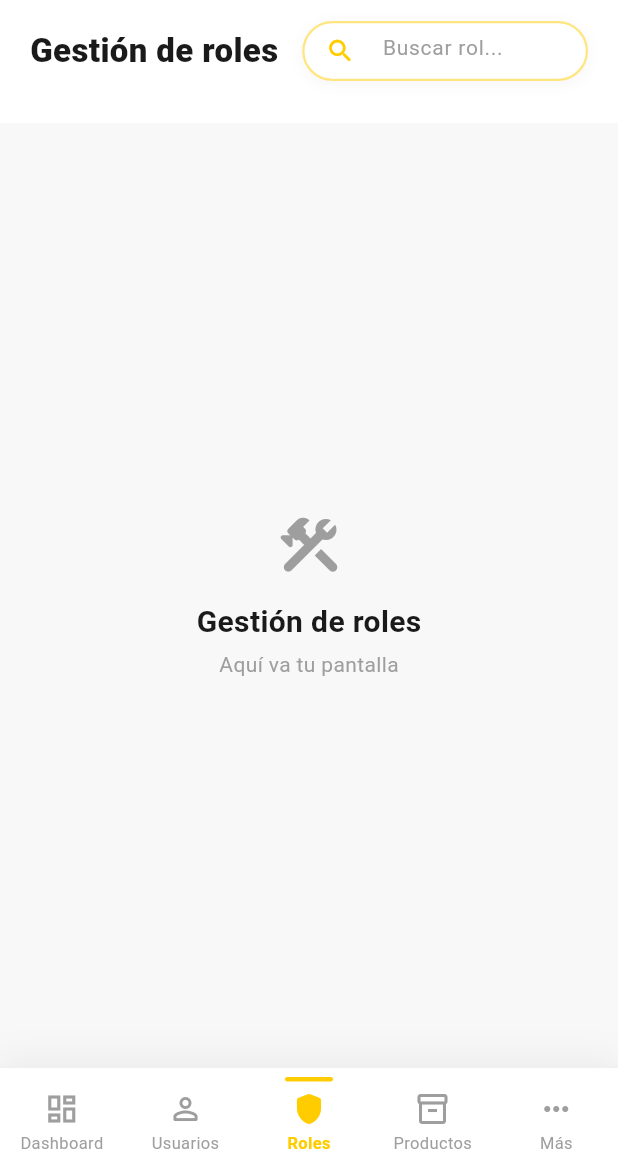
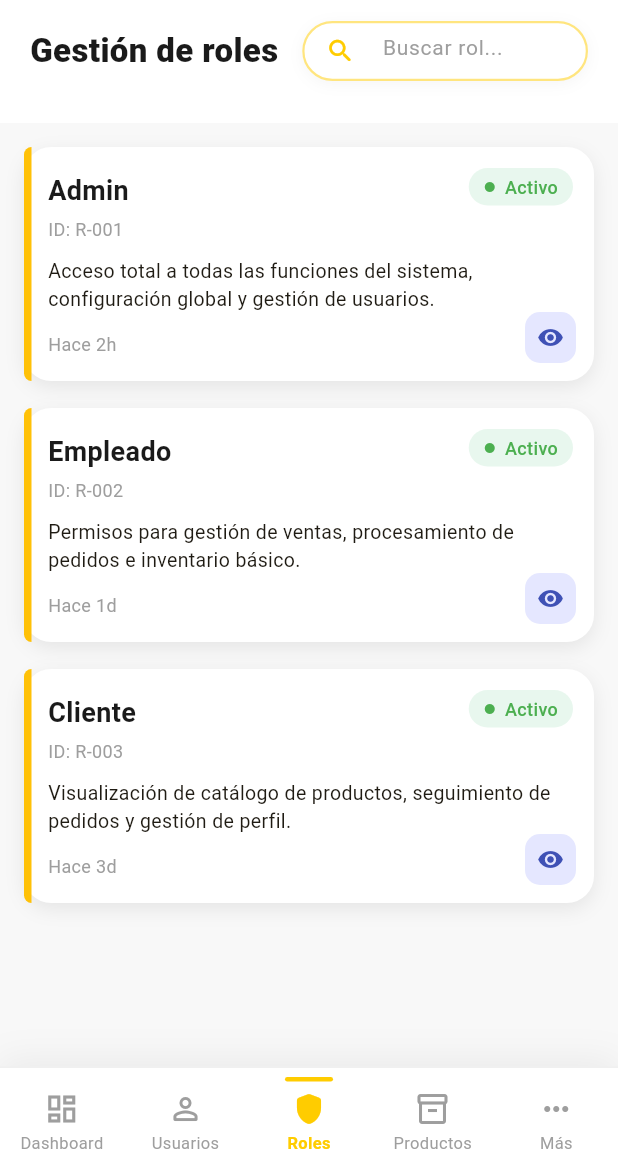
Before and after one commit to Emanuel-24/ElectroSoft-Mobile, a Flutter app: the screen it shows after launch, item 3 of the bottom bar chosen, on a phone screen of 412 x 824 dp, the part 72-1236 px from its top. Run offline on Flutter 3.47's test engine with Material 3 defaults, Android fonts, the phone set to English and light mode, and no system bars.

Commit message:
create roles

```diff
--- a/lib/main.dart
+++ b/lib/main.dart
@@ -1,6 +1,7 @@
 import 'package:flutter/material.dart';
 import 'widgets/widgets.dart';
 import 'theme/app_theme.dart';
+import 'screens/roles_screen.dart';
 
 void main() {
   runApp(const ElectroSoftApp());
@@ -24,7 +25,6 @@ class ElectroSoftApp extends StatelessWidget {
   }
 }
 
-/// MainShell — Pantalla raíz. Integra navbar + menú inferior.
 class MainShell extends StatefulWidget {
   const MainShell({super.key});
 
@@ -56,9 +56,7 @@ class _MainShellState extends State<MainShell> {
         showSearch: _showSearch,
         searchHint: _currentHint,
         onSearch: (value) => setState(() => _searchQuery = value),
-        onAvatarTap: () {
-          // TODO: navegar a perfil de usuario
-        },
+        onAvatarTap: () {},
       ),
       body: _buildCurrentPage(),
       bottomNavigationBar: ElectroBottomNav(
@@ -73,24 +71,25 @@ class _MainShellState extends State<MainShell> {
   }
 
   Widget _buildCurrentPage() {
-    return Center(
-      child: Column(
-        mainAxisSize: MainAxisSize.min,
-        children: [
-          const Icon(Icons.construction_rounded, size: 48, color: AppTheme.textMuted),
-          const SizedBox(height: 12),
-          Text(
-            _currentTitle,
-            style: const TextStyle(fontSize: 20, fontWeight: FontWeight.w700, color: AppTheme.textDark),
-          ),
-          const SizedBox(height: 4),
-          Text(
-            _searchQuery.isEmpty ? 'Aquí va tu pantalla' : 'Buscando: "$_searchQuery"',
-            style: const TextStyle(color: AppTheme.textMuted),
-          ),
-        ],
-      ),
-    );
+    switch (_currentIndex) {
+      case 0:
+        return const Center(child: Text("Dashboard"));
+
+      case 1:
+        return const Center(child: Text("Usuarios"));
+
+      case 2:
+        return const RolesScreen();
+
+      case 3:
+        return const Center(child: Text("Productos"));
+
+      case 4:
+        return const Center(child: Text("Más opciones"));
+
+      default:
+        return const SizedBox();
+    }
   }
 }
 
@@ -98,5 +97,10 @@ class _PageConfig {
   final String title;
   final String searchHint;
   final bool showSearch;
-  const _PageConfig({required this.title, this.searchHint = 'Buscar...', this.showSearch = true});
+
+  const _PageConfig({
+    required this.title,
+    this.searchHint = 'Buscar...',
+    this.showSearch = true,
+  });
 }
--- /dev/null
+++ b/lib/screens/roles_screen.dart
@@ -0,0 +1,177 @@
+import 'package:flutter/material.dart';
+import '../theme/app_theme.dart';
+
+class RolesScreen extends StatelessWidget {
+  const RolesScreen({super.key});
+
+  @override
+  Widget build(BuildContext context) {
+    return ListView(
+      padding: const EdgeInsets.all(16),
+      children: const [
+        RoleCard(
+          title: "Admin",
+          id: "R-001",
+          description:
+              "Acceso total a todas las funciones del sistema, configuración global y gestión de usuarios.",
+          time: "Hace 2h",
+        ),
+        RoleCard(
+          title: "Empleado",
+          id: "R-002",
+          description:
+              "Permisos para gestión de ventas, procesamiento de pedidos e inventario básico.",
+          time: "Hace 1d",
+        ),
+        RoleCard(
+          title: "Cliente",
+          id: "R-003",
+          description:
+              "Visualización de catálogo de productos, seguimiento de pedidos y gestión de perfil.",
+          time: "Hace 3d",
+        ),
+      ],
+    );
+  }
+}
+
+class RoleCard extends StatelessWidget {
+  final String title;
+  final String id;
+  final String description;
+  final String time;
+
+  const RoleCard({
+    super.key,
+    required this.title,
+    required this.id,
+    required this.description,
+    required this.time,
+  });
+
+  @override
+  Widget build(BuildContext context) {
+    return Container(
+      margin: const EdgeInsets.only(bottom: 18),
+      decoration: BoxDecoration(
+        color: Colors.white,
+        borderRadius: BorderRadius.circular(18),
+        boxShadow: const [
+          BoxShadow(
+            color: Color(0x14000000),
+            blurRadius: 10,
+            offset: Offset(0, 4),
+          ),
+        ],
+      ),
+      child: Stack(
+        children: [
+          // 🔶 Línea amarilla
+          Positioned(
+            left: 0,
+            top: 0,
+            bottom: 0,
+            child: Container(
+              width: 5,
+              decoration: const BoxDecoration(
+                color: Colors.amber,
+                borderRadius: BorderRadius.only(
+                  topLeft: Radius.circular(18),
+                  bottomLeft: Radius.circular(18),
+                ),
+              ),
+            ),
+          ),
+
+          // 📄 CONTENIDO
+          Padding(
+            padding: const EdgeInsets.fromLTRB(16, 16, 16, 16),
+            child: Column(
+              crossAxisAlignment: CrossAxisAlignment.start,
+              children: [
+                // 🔹 Título
+                Text(
+                  title,
+                  style: const TextStyle(
+                    fontSize: 18,
+                    fontWeight: FontWeight.w700,
+                    color: AppTheme.textDark,
+                  ),
+                ),
+
+                const SizedBox(height: 4),
+
+                Text(
+                  "ID: $id",
+                  style: const TextStyle(
+                    fontSize: 12,
+                    color: AppTheme.textMuted,
+                  ),
+                ),
+
+                const SizedBox(height: 10),
+
+                Text(description, style: const TextStyle(fontSize: 13)),
+
+                const SizedBox(height: 12),
+
+                Text(
+                  time,
+                  style: const TextStyle(
+                    fontSize: 12,
+                    color: AppTheme.textMuted,
+                  ),
+                ),
+              ],
+            ),
+          ),
+
+          // 🟢 ACTIVO (ARRIBA DERECHA)
+          Positioned(
+            top: 14,
+            right: 14,
+            child: Container(
+              padding: const EdgeInsets.symmetric(horizontal: 10, vertical: 4),
+              decoration: BoxDecoration(
+                color: const Color(0xFFE8F7EE),
+                borderRadius: BorderRadius.circular(20),
+              ),
+              child: Row(
+                children: const [
+                  Icon(Icons.circle, size: 8, color: Colors.green),
+                  SizedBox(width: 6),
+                  Text(
+                    "Activo",
+                    style: TextStyle(
+                      fontSize: 12,
+                      color: Colors.green,
+                      fontWeight: FontWeight.w500,
+                    ),
+                  ),
+                ],
+              ),
+            ),
+          ),
+
+          // 👁 BOTÓN (ABAJO DERECHA)
+          Positioned(
+            bottom: 12,
+            right: 12,
+            child: Container(
+              decoration: BoxDecoration(
+                color: const Color(0xFFE5E7FF),
+                borderRadius: BorderRadius.circular(10),
+              ),
+              padding: const EdgeInsets.all(8), // 👈 más pequeño
+              child: const Icon(
+                Icons.visibility,
+                size: 18, // 👈 más pequeño
+                color: Colors.indigo,
+              ),
+            ),
+          ),
+        ],
+      ),
+    );
+  }
+}
```
Also changed, not shown: lib/screens/roles.dart (deleted).
